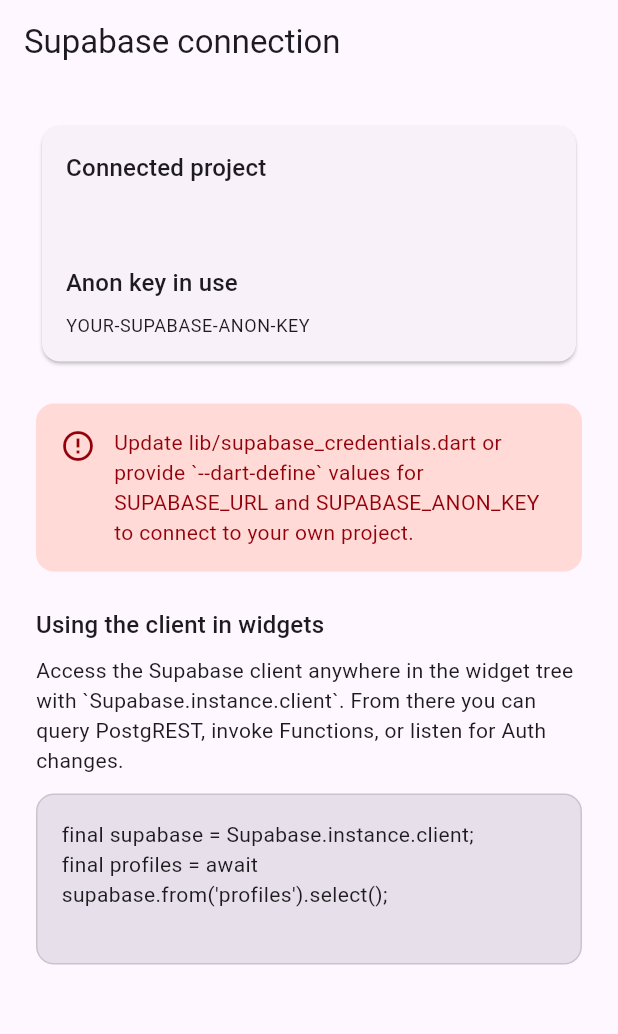
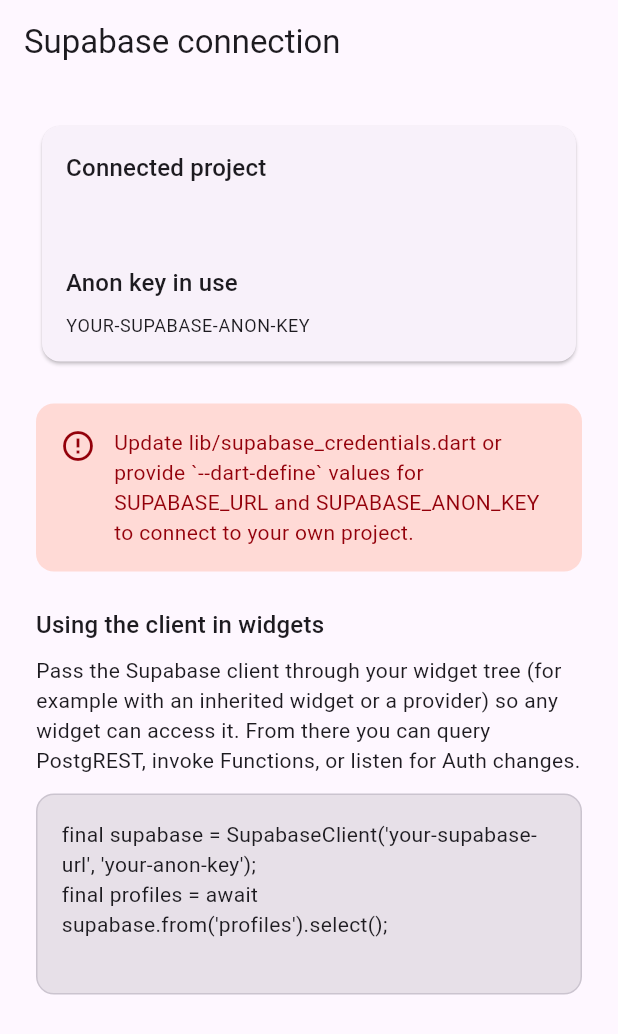
Before and after one commit to Gabfor/glift-mobile, a Flutter app: the screen it shows after launch, on a phone screen of 412 x 824 dp. Shown: the top 1034 px of the screen. Run offline on Flutter 3.47's test engine with Material 3 defaults, Android fonts, the phone set to English and light mode, and no system bars; our stand-ins replace supabase; accounts and stored records are empty.

Commit message:
Use direct Supabase client

```diff
--- a/lib/main.dart
+++ b/lib/main.dart
@@ -1,21 +1,23 @@
 import 'package:flutter/material.dart';
-import 'package:supabase_flutter/supabase_flutter.dart';
+import 'package:supabase/supabase.dart';
 
 import 'supabase_credentials.dart';
 
 Future<void> main() async {
   WidgetsFlutterBinding.ensureInitialized();
 
-  await Supabase.initialize(
-    url: supabaseUrl,
-    anonKey: supabaseAnonKey,
+  final supabase = SupabaseClient(
+    supabaseUrl,
+    supabaseAnonKey,
   );
 
-  runApp(const MyApp());
+  runApp(MyApp(supabase: supabase));
 }
 
 class MyApp extends StatelessWidget {
-  const MyApp({super.key});
+  const MyApp({super.key, required this.supabase});
+
+  final SupabaseClient supabase;
 
   @override
   Widget build(BuildContext context) {
@@ -25,17 +27,18 @@
         colorScheme: ColorScheme.fromSeed(seedColor: Colors.deepPurple),
         useMaterial3: true,
       ),
-      home: const MyHomePage(),
+      home: MyHomePage(supabase: supabase),
     );
   }
 }
 
 class MyHomePage extends StatelessWidget {
-  const MyHomePage({super.key});
+  const MyHomePage({super.key, required this.supabase});
+
+  final SupabaseClient supabase;
 
   @override
   Widget build(BuildContext context) {
-    final supabase = Supabase.instance.client;
     final theme = Theme.of(context);
 
     return Scaffold(
@@ -145,7 +148,7 @@
   final ThemeData theme;
 
   static const _codeSample = '''
-final supabase = Supabase.instance.client;
+final supabase = SupabaseClient('your-supabase-url', 'your-anon-key');
 final profiles = await supabase.from('profiles').select();
 ''';
 
@@ -157,9 +160,10 @@
         Text('Using the client in widgets', style: theme.textTheme.titleMedium),
         const SizedBox(height: 8),
         Text(
-          'Access the Supabase client anywhere in the widget tree with '
-          '`Supabase.instance.client`. From there you can query PostgREST, '
-          'invoke Functions, or listen for Auth changes.',
+          'Pass the Supabase client through your widget tree (for example '
+          'with an inherited widget or a provider) so any widget can access '
+          'it. From there you can query PostgREST, invoke Functions, or listen '
+          'for Auth changes.',
           style: theme.textTheme.bodyMedium,
         ),
         const SizedBox(height: 12),
@@ -167,7 +171,7 @@
           width: double.infinity,
           padding: const EdgeInsets.all(16),
           decoration: BoxDecoration(
-            color: theme.colorScheme.surfaceVariant,
+            color: theme.colorScheme.surfaceContainerHighest,
             borderRadius: BorderRadius.circular(12),
             border: Border.all(color: theme.colorScheme.outlineVariant),
           ),
--- a/pubspec.yaml
+++ b/pubspec.yaml
@@ -34,7 +34,7 @@
   # The following adds the Cupertino Icons font to your application.
   # Use with the CupertinoIcons class for iOS style icons.
   cupertino_icons: ^1.0.8
-  supabase_flutter: ^2.5.6
+  supabase: ^2.10.0
 
 dev_dependencies:
   flutter_test:
```
Also changed, not shown: pubspec.lock.
